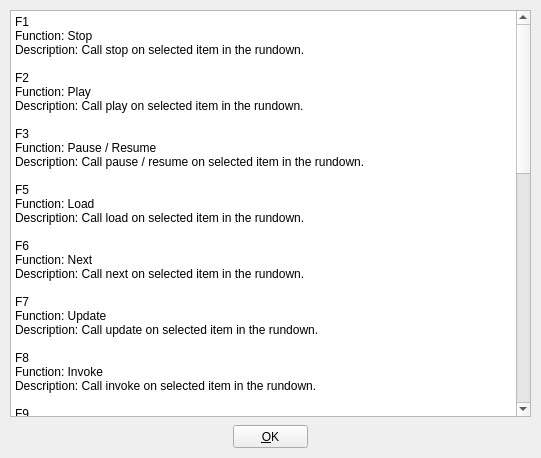
This is trunk/Widgets/HelpDialog.ui in cambell-prince/casparcg-client as Qt 5 draws it before an edit. The edited form follows.
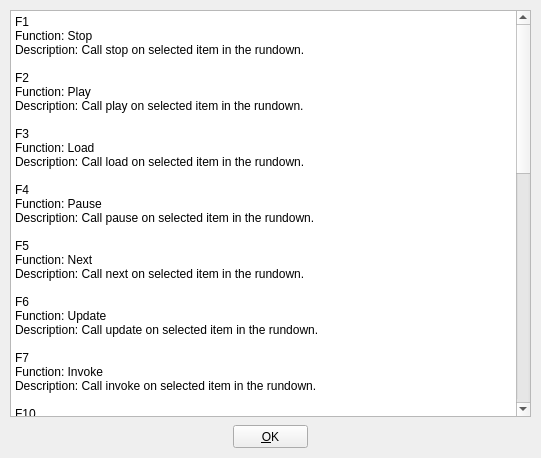
This is the edited form.

Diff of the .ui file:
```diff
--- a/trunk/Widgets/HelpDialog.ui
+++ b/trunk/Widgets/HelpDialog.ui
@@ -63,34 +63,34 @@
 Description: Call play on selected item in the rundown.
 
 F3
-Function: Pause / Resume
-Description: Call pause / resume on selected item in the rundown.
-
-F5
 Function: Load
 Description: Call load on selected item in the rundown.
 
-F6
+F4
+Function: Pause
+Description: Call pause on selected item in the rundown.
+
+F5
 Function: Next
 Description: Call next on selected item in the rundown.
 
-F7
+F6
 Function: Update
 Description: Call update on selected item in the rundown.
 
-F8
+F7
 Function: Invoke
 Description: Call invoke on selected item in the rundown.
 
-F9
+F10
 Function: Clear
 Description: Call clear on selected item in the rundown.
 
-F10
+F11
 Function: Clear Layer
 Description: Call clear on selected items video layer in the rundown.
 
-F11
+F12
 Function: Clear Channel
 Description: Call clear on selected items channel in the rundown.
 
```
